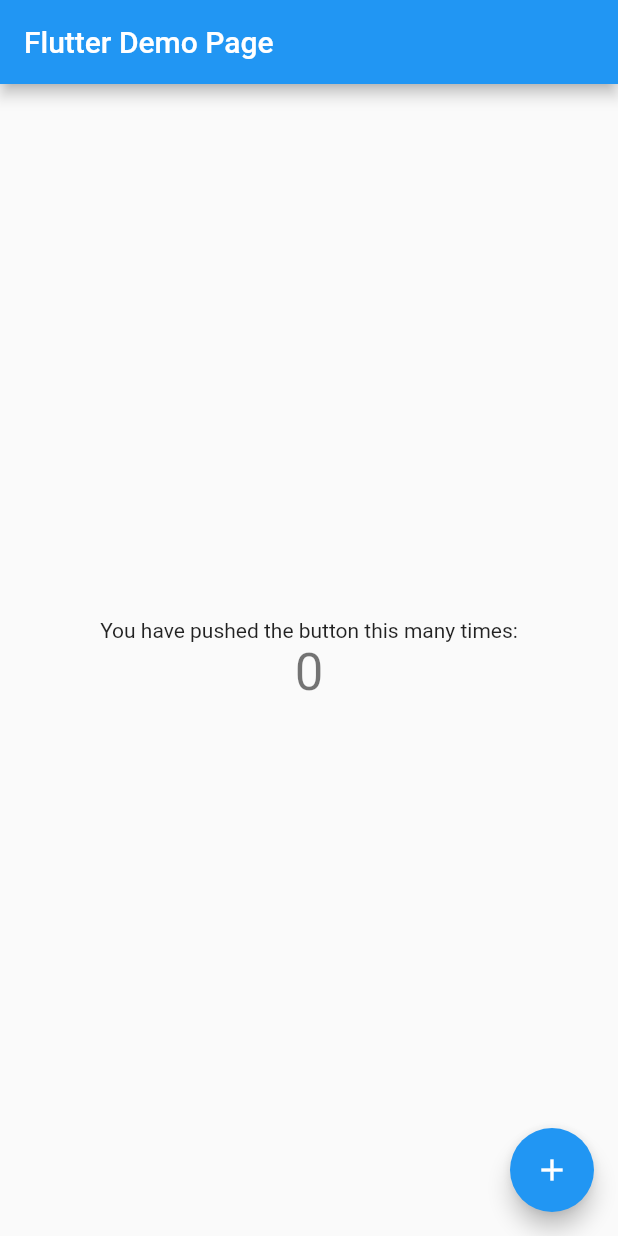
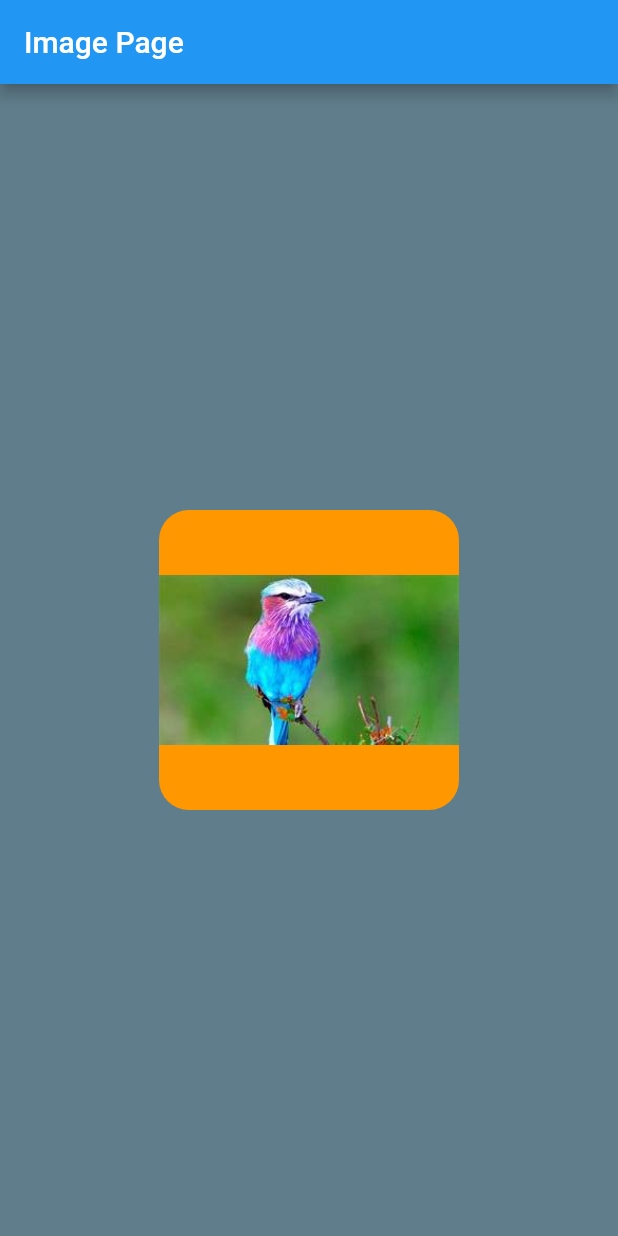
Before and after one commit to dkdangi/Firstapp, a Flutter app: the screen it shows after launch, on a phone screen of 412 x 824 dp. Run offline on Flutter 3.47's test engine with Material 2 defaults, Android fonts, the phone set to English and light mode, and no system bars.

Commit message:
'update'

```diff
--- a/lib/main.dart
+++ b/lib/main.dart
@@ -1,3 +1,5 @@
+//import 'package:first_app/pages/home_page.dart';
+import 'package:first_app/pages/image_page.dart';
 import 'package:flutter/material.dart';
 
 void main() {
@@ -5,109 +7,12 @@ void main() {
 }
 
 class MyApp extends StatelessWidget {
-  // This widget is the root of your application.
   @override
   Widget build(BuildContext context) {
     return MaterialApp(
-      title: 'Flutter Demo',
-      theme: ThemeData(
-        // This is the theme of your application.
-        //
-        // Try running your application with "flutter run". You'll see the
-        // application has a blue toolbar. Then, without quitting the app, try
-        // changing the primarySwatch below to Colors.green and then invoke
-        // "hot reload" (press "r" in the console where you ran "flutter run",
-        // or simply save your changes to "hot reload" in a Flutter IDE).
-        // Notice that the counter didn't reset back to zero; the application
-        // is not restarted.
-        primarySwatch: Colors.blue,
-      ),
-      home: MyHomePage(title: 'Flutter Demo Page'),
+      debugShowCheckedModeBanner: false,
+      title: "Flutter First App",
+      home:  ImagePage()
     );
   }
 }
-
-class MyHomePage extends StatefulWidget {
-  MyHomePage({Key? key, required this.title}) : super(key: key);
-
-  // This widget is the home page of your application. It is stateful, meaning
-  // that it has a State object (defined below) that contains fields that affect
-  // how it looks.
-
-  // This class is the configuration for the state. It holds the values (in this
-  // case the title) provided by the parent (in this case the App widget) and
-  // used by the build method of the State. Fields in a Widget subclass are
-  // always marked "final".
-
-  final String title;
-
-  @override
-  _MyHomePageState createState() => _MyHomePageState();
-}
-
-class _MyHomePageState extends State<MyHomePage> {
-  int _counter = 0;
-
-  void _incrementCounter() {
-    setState(() {
-      // This call to setState tells the Flutter framework that something has
-      // changed in this State, which causes it to rerun the build method below
-      // so that the display can reflect the updated values. If we changed
-      // _counter without calling setState(), then the build method would not be
-      // called again, and so nothing would appear to happen.
-      _counter++;
-    });
-  }
-
-  @override
-  Widget build(BuildContext context) {
-    // This method is rerun every time setState is called, for instance as done
-    // by the _incrementCounter method above.
-    //
-    // The Flutter framework has been optimized to make rerunning build methods
-    // fast, so that you can just rebuild anything that needs updating rather
-    // than having to individually change instances of widgets.
-    return Scaffold(
-      appBar: AppBar(
-        // Here we take the value from the MyHomePage object that was created by
-        // the App.build method, and use it to set our appbar title.
-        title: Text(widget.title),
-      ),
-      body: Center(
-        // Center is a layout widget. It takes a single child and positions it
-        // in the middle of the parent.
-        child: Column(
-          // Column is also a layout widget. It takes a list of children and
-          // arranges them vertically. By default, it sizes itself to fit its
-          // children horizontally, and tries to be as tall as its parent.
-          //
-          // Invoke "debug painting" (press "p" in the console, choose the
-          // "Toggle Debug Paint" action from the Flutter Inspector in Android
-          // Studio, or the "Toggle Debug Paint" command in Visual Studio Code)
-          // to see the wireframe for each widget.
-          //
-          // Column has various properties to control how it sizes itself and
-          // how it positions its children. Here we use mainAxisAlignment to
-          // center the children vertically; the main axis here is the vertical
-          // axis because Columns are vertical (the cross axis would be
-          // horizontal).
-          mainAxisAlignment: MainAxisAlignment.center,
-          children: <Widget>[
-            Text(
-              'You have pushed the button this many times:',
-            ),
-            Text(
-              '$_counter',
-              style: Theme.of(context).textTheme.headline4,
-            ),
-          ],
-        ),
-      ),
-      floatingActionButton: FloatingActionButton(
-        onPressed: _incrementCounter,
-        tooltip: 'Increment',
-        child: Icon(Icons.add),
-      ), // This trailing comma makes auto-formatting nicer for build methods.
-    );
-  }
-}
--- /dev/null
+++ b/lib/pages/image_page.dart
@@ -0,0 +1,26 @@
+import 'package:flutter/material.dart';
+class ImagePage extends StatelessWidget{
+  @override
+  Widget build(BuildContext context) {
+    return Scaffold(
+      appBar: AppBar(
+        title: Text("Image Page"),
+      ),
+       backgroundColor: Colors.blueGrey,
+      body: Center(
+        child: Container(
+          width: 200,
+          height: 200,
+          decoration: BoxDecoration(
+            color: Colors.orange,
+            borderRadius: BorderRadius.all(Radius.circular(20)),
+
+          ),
+          child: Image.asset("assets/bird.jpg"),
+
+        ),
+      ),
+    );
+  }
+
+}
--- a/pubspec.yaml
+++ b/pubspec.yaml
@@ -45,8 +45,8 @@ flutter:
   uses-material-design: true
 
   # To add assets to your application, add an assets section, like this:
-  # assets:
-  #   - images/a_dot_burr.jpeg
+  assets:
+   - assets/bird.jpg
   #   - images/a_dot_ham.jpeg
 
   # An image asset can refer to one or more resolution-specific "variants", see
```
Also changed, not shown: lib/pages/home_page.dart (added, +37 -0 lines), assets/bird.jpg (added).
